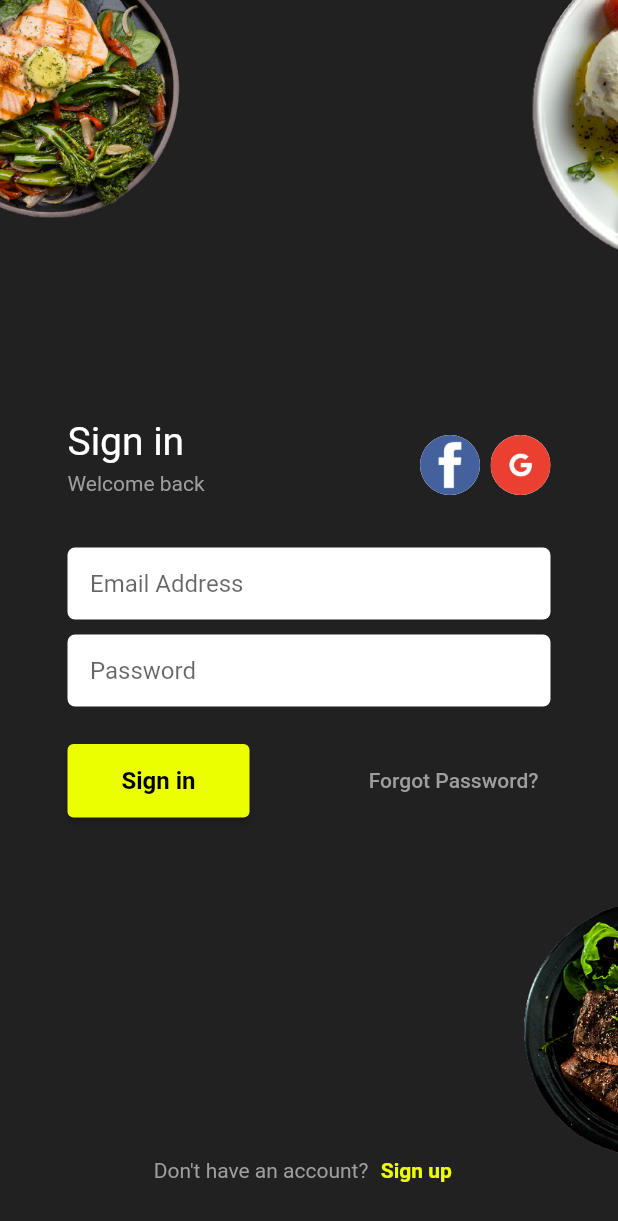
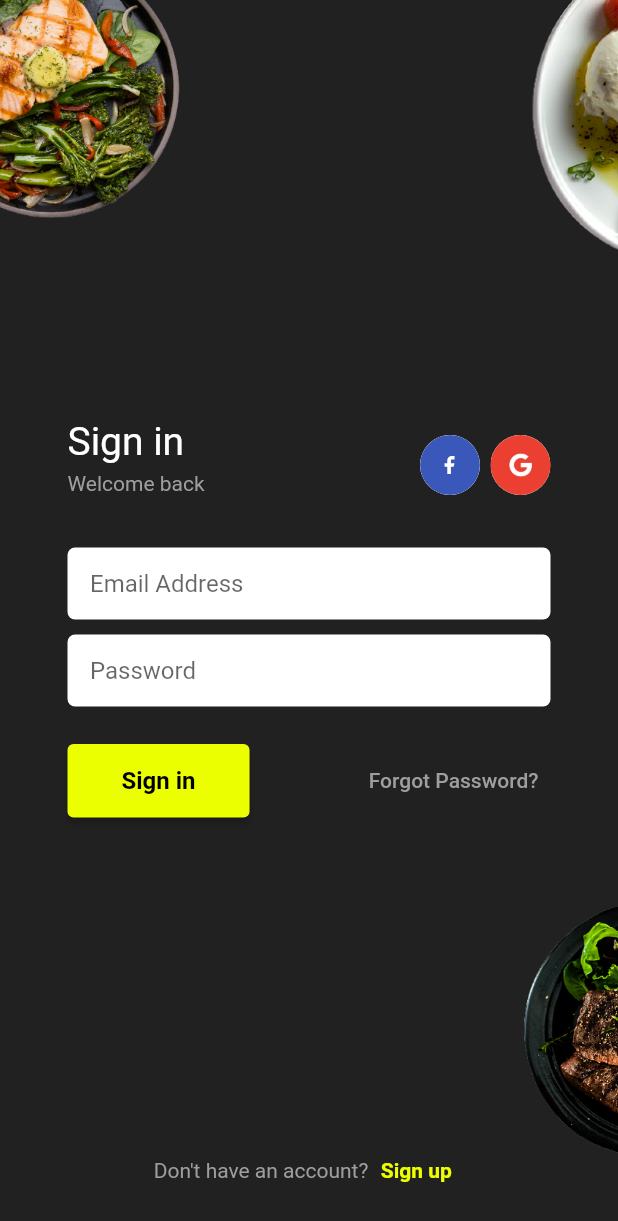
Before and after one commit to gdgsrm/food-ordering-app, a Flutter app: the screen it shows after launch, on a phone screen of 412 x 824 dp. Shown: the top 1221 px of the screen. Run offline on Flutter 3.47's test engine with Material 2 defaults, Android fonts, the phone set to English and light mode, and no system bars; our stand-ins replace flutter_svg.

Commit message:
facebook logo fixed

```diff
--- a/lib/login_page.dart
+++ b/lib/login_page.dart
@@ -1,5 +1,6 @@
 import 'package:flutter/material.dart';
 import 'package:food_ordering_app/widgets/custom_textfield.dart';
+import 'package:flutter_svg/flutter_svg.dart';
 
 class LoginPage extends StatefulWidget {
   LoginPage({Key key}) : super(key: key);
@@ -74,7 +75,9 @@ class _LoginPageState extends State<LoginPage> {
                                 child: SizedBox(
                                     width: 40,
                                     height: 40,
-                                    child: Image.asset('assets/images/fb.png')),
+                                    child: SvgPicture.asset(
+                                      'assets/images/fb.svg',
+                                    )),
                                 onTap: () {},
                               ),
                             ),
--- a/pubspec.yaml
+++ b/pubspec.yaml
@@ -30,6 +30,7 @@ dependencies:
   cupertino_icons: ^0.1.3
   google_fonts: ^0.3.5
   loading_animations: "^2.1.0"
+  flutter_svg: ^0.19.3
 
 dev_dependencies:
   flutter_test:
```
Also changed, not shown: assets/images/fb.png (deleted), assets/images/fb.svg (added), assets/images/google.svg (added), pubspec.lock, 3 other files.
